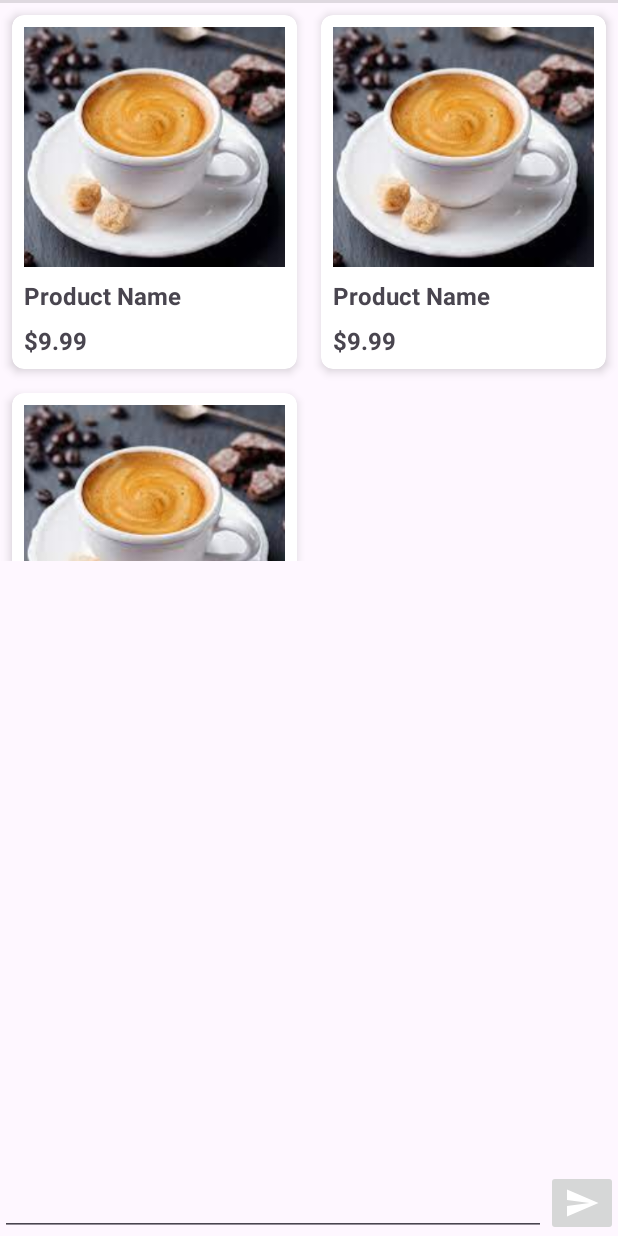
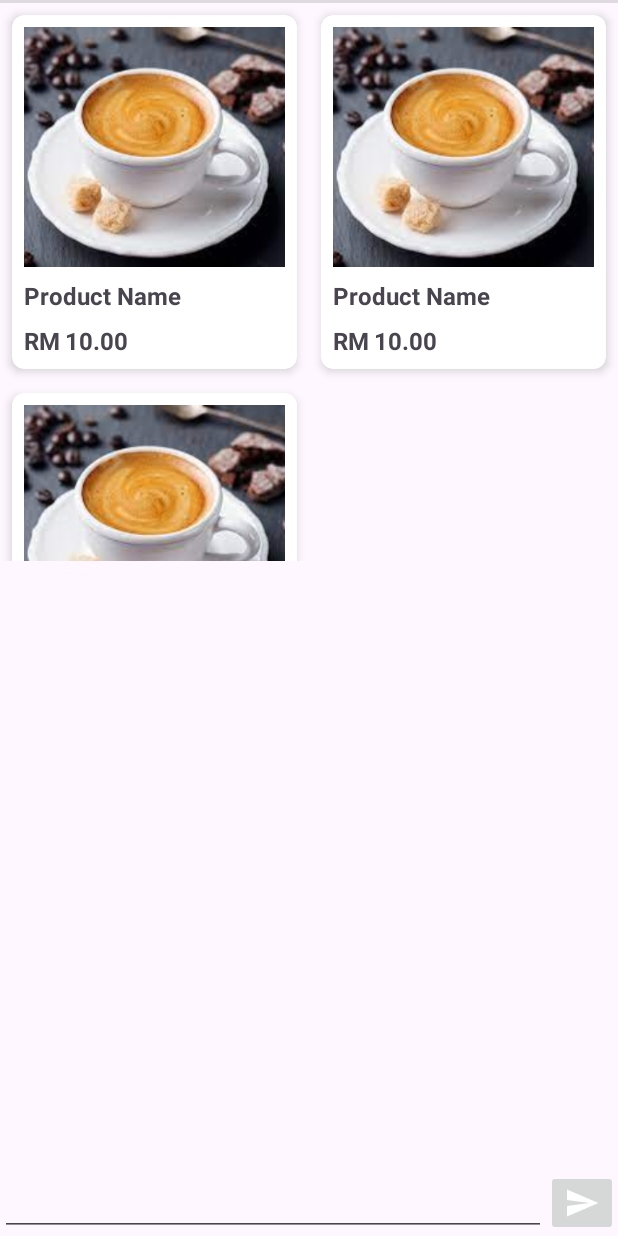
Before and after one commit to HarizahSyawal/MDBTools_App, an Android app: the layout fragment_terminal.xml on its own in the app's theme, with its tools: preview values and no code run, on a phone screen of 412 x 824 dp. Run offline under Robolectric (Android 15) with nearby library versions, the phone set to English and light mode, and no system bars.

Commit message:
Update
Price Currency

```diff
--- a/MDBTools_App/app/build.gradle
+++ b/MDBTools_App/app/build.gradle
@@ -31,7 +31,7 @@ android {
 dependencies {
     //usb serial for android
     implementation 'com.github.mik3y:usb-serial-for-android:3.7.0'
-
+    implementation 'com.google.guava:guava:31.1-android'
     implementation 'androidx.appcompat:appcompat:1.6.1'
     implementation 'com.google.android.material:material:1.10.0'
     implementation 'androidx.constraintlayout:constraintlayout:2.1.4'
--- a/MDBTools_App/app/src/main/res/layout/grid_item_product.xml
+++ b/MDBTools_App/app/src/main/res/layout/grid_item_product.xml
@@ -36,14 +36,26 @@
 
         <!-- Product Price -->
         <TextView
+            android:id="@+id/currency"
+            android:layout_width="wrap_content"
+            android:layout_height="wrap_content"
+            android:layout_below="@id/productName"
+            android:layout_marginTop="8dp"
+            android:text="RM"
+            android:textSize="16sp"
+            android:textStyle="bold"
+            android:layout_alignParentStart="true" />
+
+        <TextView
             android:id="@+id/productPrice"
             android:layout_width="wrap_content"
             android:layout_height="wrap_content"
             android:layout_below="@id/productName"
+            android:layout_marginStart="3dp"
             android:layout_marginTop="8dp"
-            android:text="$9.99"
+            android:layout_toEndOf="@+id/currency"
+            android:text="10.00"
             android:textSize="16sp"
-            android:textStyle="bold"
-            android:layout_alignParentStart="true" />
+            android:textStyle="bold" />
     </RelativeLayout>
 </androidx.cardview.widget.CardView>
```
Also changed, not shown: MDBTools_App/app/src/main/java/com/example/mdbtools_app/TerminalFragment.java (+70 -27 lines), MDBTools_App/app/src/main/java/com/example/mdbtools_app/TextUtil.java (+49 -2 lines), MDBTools_App/app/src/main/java/com/example/mdbtools_app/laRheaCommands.java (+5 -3 lines).
